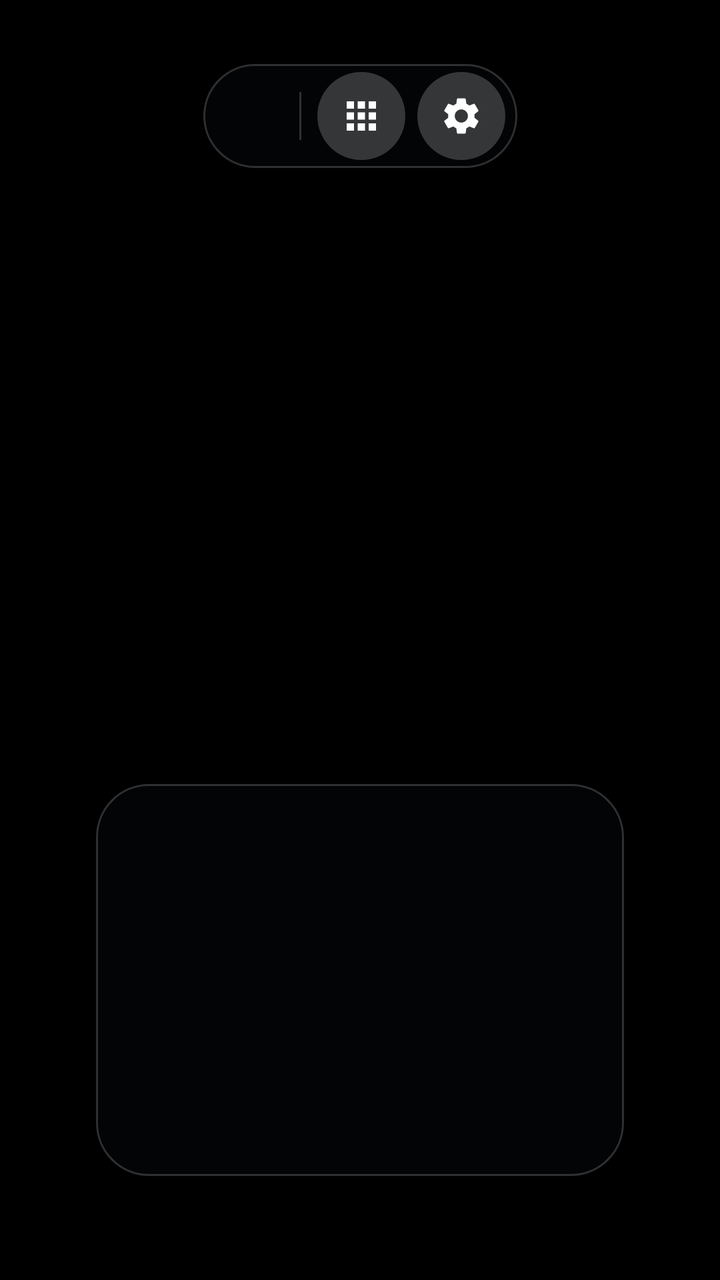
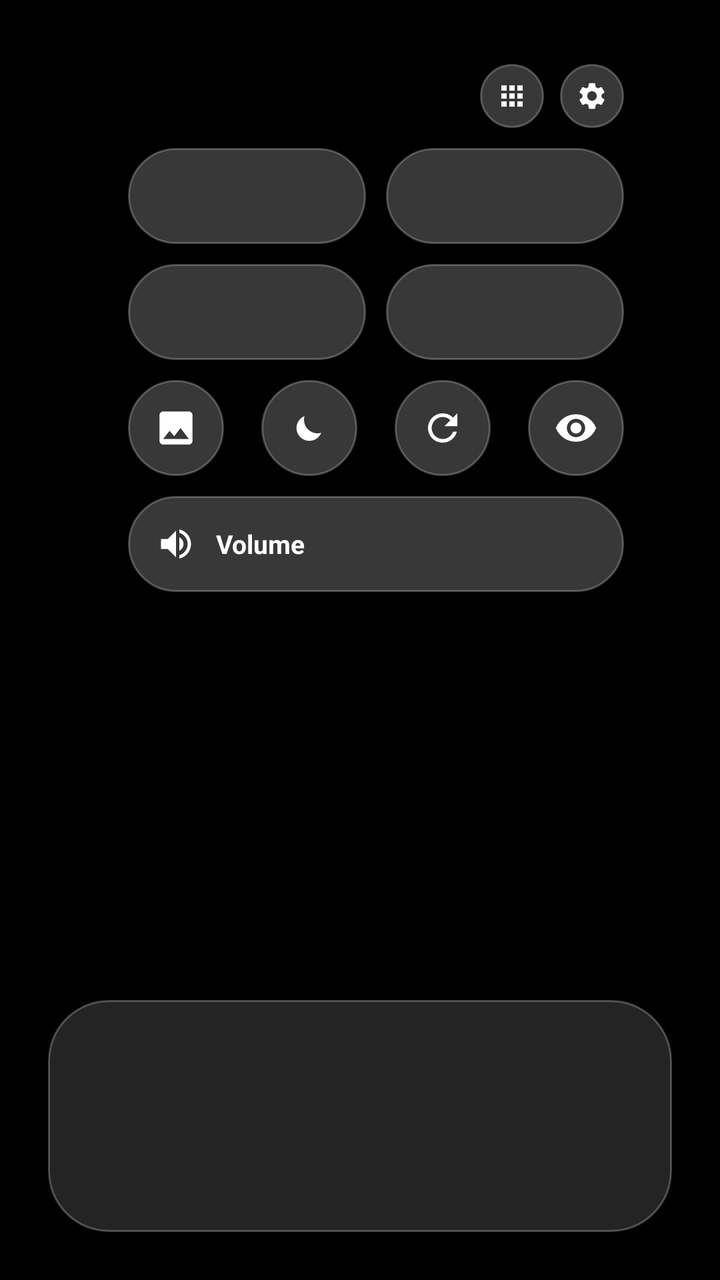

The first picture is an Android layout as it rendered before a commit; the second is the same layout after the commit. The layout source and the unified diff follow.
<!-- AndroidManifest.xml: activity theme Theme.TvLuncher.Home -->
<!-- res/layout/activity_home.xml -->
<?xml version="1.0" encoding="utf-8"?>
<androidx.constraintlayout.widget.ConstraintLayout
    xmlns:android="http://schemas.android.com/apk/res/android"
    xmlns:app="http://schemas.android.com/apk/res-auto"
    android:id="@+id/root"
    android:layout_width="match_parent"
    android:layout_height="match_parent"
    android:background="@color/black"
    android:clipChildren="false">

    <ImageView
        android:id="@+id/wallpaper"
        android:layout_width="0dp"
        android:layout_height="0dp"
        android:scaleType="centerCrop"
        android:importantForAccessibility="no"
        app:layout_constraintTop_toTopOf="parent"
        app:layout_constraintBottom_toBottomOf="parent"
        app:layout_constraintStart_toStartOf="parent"
        app:layout_constraintEnd_toEndOf="parent" />

    <View
        android:id="@+id/scrim"
        android:layout_width="0dp"
        android:layout_height="360dp"
        android:background="@drawable/scrim_bottom"
        app:layout_constraintBottom_toBottomOf="parent"
        app:layout_constraintStart_toStartOf="parent"
        app:layout_constraintEnd_toEndOf="parent" />

    <LinearLayout
        android:id="@+id/statusPill"
        android:layout_width="wrap_content"
        android:layout_height="@dimen/pill_height"
        android:orientation="horizontal"
        android:gravity="center_vertical"
        android:background="@drawable/bg_pill"
        android:paddingStart="20dp"
        android:paddingEnd="6dp"
        android:layout_marginTop="@dimen/screen_margin_vertical"
        app:layout_constraintTop_toTopOf="parent"
        app:layout_constraintStart_toStartOf="parent"
        app:layout_constraintEnd_toEndOf="parent">

        <TextView
            android:id="@+id/clock"
            android:layout_width="wrap_content"
            android:layout_height="wrap_content"
            android:textColor="@color/text_primary"
            android:textSize="@dimen/text_clock"
            android:textStyle="bold"
            android:includeFontPadding="false" />

        <TextView
            android:id="@+id/date"
            android:layout_width="wrap_content"
            android:layout_height="wrap_content"
            android:layout_marginStart="12dp"
            android:textColor="@color/text_secondary"
            android:textSize="@dimen/text_pill"
            android:includeFontPadding="false" />

        <ImageView
            android:id="@+id/weatherIcon"
            android:layout_width="22dp"
            android:layout_height="22dp"
            android:layout_marginStart="14dp"
            android:contentDescription="@string/cd_weather"
            android:visibility="gone" />

        <TextView
            android:id="@+id/weatherTemp"
            android:layout_width="wrap_content"
            android:layout_height="wrap_content"
            android:layout_marginStart="6dp"
            android:textColor="@color/text_primary"
            android:textSize="@dimen/text_pill"
            android:includeFontPadding="false"
            android:visibility="gone" />

        <View
            android:layout_width="1dp"
            android:layout_height="24dp"
            android:layout_marginStart="16dp"
            android:background="@color/surface_stroke" />

        <ImageButton
            android:id="@+id/btnAllApps"
            android:layout_width="@dimen/pill_button"
            android:layout_height="@dimen/pill_button"
            android:layout_marginStart="8dp"
            android:background="@drawable/bg_circle_button"
            android:src="@drawable/ic_apps"
            android:scaleType="centerInside"
            android:padding="11dp"
            android:contentDescription="@string/all_apps"
            android:focusable="true" />

        <ImageButton
            android:id="@+id/btnSettings"
            android:layout_width="@dimen/pill_button"
            android:layout_height="@dimen/pill_button"
            android:layout_marginStart="6dp"
            android:background="@drawable/bg_circle_button"
            android:src="@drawable/ic_settings"
            android:scaleType="centerInside"
            android:padding="11dp"
            android:contentDescription="@string/settings"
            android:focusable="true" />
    </LinearLayout>

    <FrameLayout
        android:id="@+id/rowContainer"
        android:layout_width="0dp"
        android:layout_height="196dp"
        android:background="@drawable/bg_row_glass"
        android:clipChildren="false"
        android:layout_marginStart="@dimen/screen_margin_horizontal"
        android:layout_marginEnd="@dimen/screen_margin_horizontal"
        android:layout_marginBottom="52dp"
        app:layout_constraintBottom_toBottomOf="parent"
        app:layout_constraintStart_toStartOf="parent"
        app:layout_constraintEnd_toEndOf="parent">

        <androidx.recyclerview.widget.RecyclerView
            android:id="@+id/favouritesRow"
            android:layout_width="match_parent"
            android:layout_height="match_parent"
            android:clipChildren="false"
            android:clipToPadding="false"
            android:paddingStart="26dp"
            android:paddingEnd="26dp"
            android:paddingTop="@dimen/row_vertical_padding"
            android:paddingBottom="@dimen/row_vertical_padding"
            android:focusable="false"
            android:descendantFocusability="afterDescendants"
            android:scrollbars="none" />

        <LinearLayout
            android:id="@+id/emptyState"
            android:layout_width="match_parent"
            android:layout_height="match_parent"
            android:orientation="vertical"
            android:gravity="center"
            android:paddingStart="40dp"
            android:paddingEnd="40dp"
            android:visibility="gone">

            <TextView
                android:layout_width="wrap_content"
                android:layout_height="wrap_content"
                android:text="@string/home_empty_title"
                android:textColor="@color/text_primary"
                android:textSize="18sp"
                android:textStyle="bold" />

            <TextView
                android:layout_width="wrap_content"
                android:layout_height="wrap_content"
                android:layout_marginTop="6dp"
                android:text="@string/home_empty_body"
                android:textColor="@color/text_secondary"
                android:textSize="@dimen/text_body"
                android:gravity="center" />
        </LinearLayout>
    </FrameLayout>
</androidx.constraintlayout.widget.ConstraintLayout>
<!-- resources referenced by this layout -->
<resources>
  <color name="surface_stroke">#2EFFFFFF</color>
  <dimen name="pill_button">44dp</dimen>
  <dimen name="pill_height">52dp</dimen>
  <dimen name="text_clock">21sp</dimen>
  <dimen name="text_pill">15sp</dimen>
  <!-- drawable bg_circle_button (drawable) -->
  <?xml version="1.0" encoding="utf-8"?>
  <selector xmlns:android="http://schemas.android.com/apk/res/android">
      <item android:state_focused="true">
          <shape android:shape="oval">
              <solid android:color="@color/white" />
          </shape>
      </item>
      <item>
          <shape android:shape="oval">
              <solid android:color="#33FFFFFF" />
          </shape>
      </item>
  </selector>
  <!-- drawable bg_pill (drawable) -->
  <?xml version="1.0" encoding="utf-8"?>
  <shape xmlns:android="http://schemas.android.com/apk/res/android" android:shape="rectangle">
      <corners android:radius="@dimen/pill_radius" />
      <solid android:color="@color/surface_glass" />
      <stroke android:width="1dp" android:color="@color/surface_stroke" />
  </shape>
  <!-- drawable bg_row_glass (drawable) -->
  <?xml version="1.0" encoding="utf-8"?>
  <shape xmlns:android="http://schemas.android.com/apk/res/android" android:shape="rectangle">
      <corners android:radius="26dp" />
      <solid android:color="@color/surface_glass" />
      <stroke android:width="1dp" android:color="@color/surface_stroke" />
  </shape>
  <dimen name="pill_radius">26dp</dimen>
  <color name="surface_glass">#4D0B0F14</color>
  <!-- unchanged entries left out for length: 17 -->
</resources>

<!-- the commit's change to res/layout/activity_home.xml (unified diff, before → after) -->
@@ -20,104 +20,350 @@
         app:layout_constraintEnd_toEndOf="parent" />
 
     <View
+        android:id="@+id/scrimTop"
+        android:layout_width="0dp"
+        android:layout_height="220dp"
+        android:background="@drawable/scrim_top"
+        app:layout_constraintTop_toTopOf="parent"
+        app:layout_constraintStart_toStartOf="parent"
+        app:layout_constraintEnd_toEndOf="parent" />
+
+    <View
         android:id="@+id/scrim"
         android:layout_width="0dp"
-        android:layout_height="360dp"
+        android:layout_height="260dp"
         android:background="@drawable/scrim_bottom"
         app:layout_constraintBottom_toBottomOf="parent"
         app:layout_constraintStart_toStartOf="parent"
         app:layout_constraintEnd_toEndOf="parent" />
 
+    
     <LinearLayout
-        android:id="@+id/statusPill"
+        android:id="@+id/clockBlock"
         android:layout_width="wrap_content"
-        android:layout_height="@dimen/pill_height"
-        android:orientation="horizontal"
-        android:gravity="center_vertical"
-        android:background="@drawable/bg_pill"
-        android:paddingStart="20dp"
-        android:paddingEnd="6dp"
+        android:layout_height="wrap_content"
+        android:orientation="vertical"
+        android:layout_marginStart="@dimen/screen_margin_horizontal"
         android:layout_marginTop="@dimen/screen_margin_vertical"
         app:layout_constraintTop_toTopOf="parent"
-        app:layout_constraintStart_toStartOf="parent"
-        app:layout_constraintEnd_toEndOf="parent">
+        app:layout_constraintStart_toStartOf="parent">
 
         <TextView
             android:id="@+id/clock"
             android:layout_width="wrap_content"
             android:layout_height="wrap_content"
+            android:includeFontPadding="false"
             android:textColor="@color/text_primary"
-            android:textSize="@dimen/text_clock"
+            android:textSize="@dimen/text_clock_large"
             android:textStyle="bold"
-            android:includeFontPadding="false" />
+            android:shadowColor="#73000000"
+            android:shadowRadius="12" />
 
         <TextView
             android:id="@+id/date"
             android:layout_width="wrap_content"
             android:layout_height="wrap_content"
-            android:layout_marginStart="12dp"
+            android:layout_marginTop="8dp"
+            android:includeFontPadding="false"
+            android:textColor="@color/text_primary"
+            android:textSize="@dimen/text_clock_sub"
+            android:shadowColor="#73000000"
+            android:shadowRadius="8" />
+
+        <LinearLayout
+            android:id="@+id/weatherRow"
+            android:layout_width="wrap_content"
+            android:layout_height="wrap_content"
+            android:layout_marginTop="8dp"
+            android:orientation="horizontal"
+            android:gravity="center_vertical">
+
+            <ImageView
+                android:id="@+id/weatherIcon"
+                android:layout_width="18dp"
+                android:layout_height="18dp"
+                android:contentDescription="@string/cd_weather"
+                android:visibility="gone" />
+
+            <TextView
+                android:id="@+id/weatherTemp"
+                android:layout_width="wrap_content"
+                android:layout_height="wrap_content"
+                android:layout_marginStart="8dp"
+                android:includeFontPadding="false"
+                android:textColor="@color/text_primary"
+                android:textSize="@dimen/text_clock_sub"
+                android:shadowColor="#73000000"
+                android:shadowRadius="8"
+                android:visibility="gone" />
+        </LinearLayout>
+    </LinearLayout>
+
+    
+    <LinearLayout
+        android:id="@+id/quickPanel"
+        android:layout_width="@dimen/panel_width"
+        android:layout_height="wrap_content"
+        android:orientation="vertical"
+        android:layout_marginEnd="@dimen/screen_margin_horizontal"
+        android:layout_marginTop="@dimen/screen_margin_vertical"
+        app:layout_constraintTop_toTopOf="parent"
+        app:layout_constraintEnd_toEndOf="parent">
+
+        <LinearLayout
+            android:layout_width="match_parent"
+            android:layout_height="wrap_content"
+            android:orientation="horizontal"
+            android:gravity="end">
+
+            <ImageButton
+                android:id="@+id/btnAllApps"
+                android:layout_width="@dimen/control_small"
+                android:layout_height="@dimen/control_small"
+                android:background="@drawable/bg_glass_control"
+                android:src="@drawable/ic_apps"
+                android:scaleType="centerInside"
+                android:padding="8dp"
+                android:contentDescription="@string/all_apps"
+                app:tint="@color/glass_content" />
+
+            <ImageButton
+                android:id="@+id/btnSettings"
+                android:layout_width="@dimen/control_small"
+                android:layout_height="@dimen/control_small"
+                android:layout_marginStart="8dp"
+                android:background="@drawable/bg_glass_control"
+                android:src="@drawable/ic_settings"
+                android:scaleType="centerInside"
+                android:padding="8dp"
+                android:contentDescription="@string/settings"
+                app:tint="@color/glass_content" />
+        </LinearLayout>
+
+        <LinearLayout
+            android:layout_width="match_parent"
+            android:layout_height="wrap_content"
+            android:layout_marginTop="@dimen/control_gap"
+            android:orientation="horizontal">
+
+            <include
+                android:id="@+id/pillStyle"
+                layout="@layout/view_quick_pill" />
+
+            <Space
+                android:layout_width="@dimen/control_gap"
+                android:layout_height="0dp" />
+
+            <include
+                android:id="@+id/pillClock"
+                layout="@layout/view_quick_pill" />
+        </LinearLayout>
+
+        <LinearLayout
+            android:layout_width="match_parent"
+            android:layout_height="wrap_content"
+            android:layout_marginTop="@dimen/control_gap"
+            android:orientation="horizontal">
+
+            <include
+                android:id="@+id/pillWeather"
+                layout="@layout/view_quick_pill" />
+
+            <Space
+                android:layout_width="@dimen/control_gap"
+                android:layout_height="0dp" />
+
+            <include
+                android:id="@+id/pillLabels"
+                layout="@layout/view_quick_pill" />
+        </LinearLayout>
+
+        <LinearLayout
+            android:layout_width="match_parent"
+            android:layout_height="wrap_content"
+            android:layout_marginTop="@dimen/control_gap"
+            android:orientation="horizontal">
+
+            <ImageButton
+                android:id="@+id/btnNextArt"
+                android:layout_width="@dimen/control_height"
+                android:layout_height="@dimen/control_height"
+                android:background="@drawable/bg_glass_control"
+                android:src="@drawable/ic_image"
+                android:scaleType="centerInside"
+                android:padding="13dp"
+                android:contentDescription="@string/home_next_artwork"
+                app:tint="@color/glass_content" />
+
+            <Space
+                android:layout_width="0dp"
+                android:layout_height="0dp"
+                android:layout_weight="1" />
+
+            <ImageButton
+                android:id="@+id/btnScreensaver"
+                android:layout_width="@dimen/control_height"
+                android:layout_height="@dimen/control_height"
+                android:background="@drawable/bg_glass_control"
+                android:src="@drawable/ic_weather_moon"
+                android:scaleType="centerInside"
+                android:padding="13dp"
+                android:contentDescription="@string/home_screensaver_now"
+                app:tint="@color/glass_content" />
+
+            <Space
+                android:layout_width="0dp"
+                android:layout_height="0dp"
+                android:layout_weight="1" />
+
+            <ImageButton
+                android:id="@+id/btnRefresh"
+                android:layout_width="@dimen/control_height"
+                android:layout_height="@dimen/control_height"
+                android:background="@drawable/bg_glass_control"
+                android:src="@drawable/ic_refresh"
+                android:scaleType="centerInside"
+                android:padding="13dp"
+                android:contentDescription="@string/home_refresh"
+                app:tint="@color/glass_content" />
+
+            <Space
+                android:layout_width="0dp"
+                android:layout_height="0dp"
+                android:layout_weight="1" />
+
+            <ImageButton
+                android:id="@+id/btnHideUi"
+                android:layout_width="@dimen/control_height"
+                android:layout_height="@dimen/control_height"
+                android:background="@drawable/bg_glass_control"
+                android:src="@drawable/ic_eye"
+                android:scaleType="centerInside"
+                android:padding="13dp"
+                android:contentDescription="@string/home_hide_ui"
+                app:tint="@color/glass_content" />
+        </LinearLayout>
+
+        
+        <FrameLayout
+            android:id="@+id/volumePill"
+            android:layout_width="match_parent"
+            android:layout_height="@dimen/control_height"
+            android:layout_marginTop="@dimen/control_gap"
+            android:background="@drawable/bg_glass_control"
+            android:focusable="true"
+            android:clickable="true"
+            android:contentDescription="@string/home_volume">
+
+            <View
+                android:id="@+id/volumeFill"
+                android:layout_width="match_parent"
+                android:layout_height="match_parent"
+                android:background="@drawable/bg_volume_fill"
+                android:duplicateParentState="true" />
+
+            <LinearLayout
+                android:layout_width="match_parent"
+                android:layout_height="match_parent"
+                android:orientation="horizontal"
+                android:gravity="center_vertical"
+                android:paddingStart="14dp"
+                android:paddingEnd="16dp"
+                android:duplicateParentState="true">
+
+                <ImageView
+                    android:layout_width="20dp"
+                    android:layout_height="20dp"
+                    android:src="@drawable/ic_volume"
+                    android:duplicateParentState="true"
+                    android:importantForAccessibility="no"
+                    app:tint="@color/glass_content" />
+
+                <TextView
+                    android:layout_width="0dp"
+                    android:layout_height="wrap_content"
+                    android:layout_weight="1"
+                    android:layout_marginStart="10dp"
+                    android:duplicateParentState="true"
+                    android:text="@string/home_volume"
+                    android:textColor="@color/glass_content"
+                    android:textSize="13sp"
+                    android:textStyle="bold" />
+
+                <TextView
+                    android:id="@+id/volumeValue"
+                    android:layout_width="wrap_content"
+                    android:layout_height="wrap_content"
+                    android:duplicateParentState="true"
+                    android:textColor="@color/glass_content"
+                    android:textSize="13sp"
+                    android:textStyle="bold" />
+            </LinearLayout>
+        </FrameLayout>
+
+        <TextView
+            android:id="@+id/deviceName"
+            android:layout_width="match_parent"
+            android:layout_height="wrap_content"
+            android:layout_marginTop="8dp"
+            android:gravity="center"
+            android:textColor="@color/text_primary"
+            android:textSize="12sp"
+            android:shadowColor="#99000000"
+            android:shadowRadius="6" />
+    </LinearLayout>
+
+    
+    <LinearLayout
+        android:id="@+id/artCredit"
+        android:layout_width="wrap_content"
+        android:layout_height="wrap_content"
+        android:orientation="vertical"
+        android:gravity="end"
+        android:layout_marginEnd="@dimen/screen_margin_horizontal"
+        android:layout_marginBottom="12dp"
+        android:visibility="gone"
+        app:layout_constraintEnd_toEndOf="parent"
+        app:layout_constraintBottom_toTopOf="@+id/rowContainer"
+        app:layout_goneMarginBottom="@dimen/screen_margin_vertical">
+
+        <TextView
+            android:id="@+id/artArtist"
+            android:layout_width="wrap_content"
+            android:layout_height="wrap_content"
+            android:maxWidth="420dp"
+            android:maxLines="1"
+            android:ellipsize="end"
             android:textColor="@color/text_secondary"
-            android:textSize="@dimen/text_pill"
-            android:includeFontPadding="false" />
-
-        <ImageView
-            android:id="@+id/weatherIcon"
-            android:layout_width="22dp"
-            android:layout_height="22dp"
-            android:layout_marginStart="14dp"
-            android:contentDescription="@string/cd_weather"
-            android:visibility="gone" />
-
-        <TextView
-            android:id="@+id/weatherTemp"
+            android:textSize="11sp"
+            android:shadowColor="#99000000"
+            android:shadowRadius="6" />
+
+        <TextView
+            android:id="@+id/artTitle"
             android:layout_width="wrap_content"
             android:layout_height="wrap_content"
-            android:layout_marginStart="6dp"
+            android:layout_marginTop="2dp"
+            android:maxWidth="420dp"
+            android:maxLines="1"
+            android:ellipsize="end"
             android:textColor="@color/text_primary"
-            android:textSize="@dimen/text_pill"
-            android:includeFontPadding="false"
-            android:visibility="gone" />
-
-        <View
-            android:layout_width="1dp"
-            android:layout_height="24dp"
-            android:layout_marginStart="16dp"
-            android:background="@color/surface_stroke" />
-
-        <ImageButton
-            android:id="@+id/btnAllApps"
-            android:layout_width="@dimen/pill_button"
-            android:layout_height="@dimen/pill_button"
-            android:layout_marginStart="8dp"
-            android:background="@drawable/bg_circle_button"
-            android:src="@drawable/ic_apps"
-            android:scaleType="centerInside"
-            android:padding="11dp"
-            android:contentDescription="@string/all_apps"
-            android:focusable="true" />
-
-        <ImageButton
-            android:id="@+id/btnSettings"
-            android:layout_width="@dimen/pill_button"
-            android:layout_height="@dimen/pill_button"
-            android:layout_marginStart="6dp"
-            android:background="@drawable/bg_circle_button"
-            android:src="@drawable/ic_settings"
-            android:scaleType="centerInside"
-            android:padding="11dp"
-            android:contentDescription="@string/settings"
-            android:focusable="true" />
+            android:textSize="14sp"
+            android:shadowColor="#99000000"
+            android:shadowRadius="6" />
     </LinearLayout>
 
+    
     <FrameLayout
         android:id="@+id/rowContainer"
         android:layout_width="0dp"
-        android:layout_height="196dp"
-        android:background="@drawable/bg_row_glass"
+        android:layout_height="wrap_content"
+        android:minHeight="116dp"
+        android:background="@drawable/bg_dock"
         android:clipChildren="false"
-        android:layout_marginStart="@dimen/screen_margin_horizontal"
-        android:layout_marginEnd="@dimen/screen_margin_horizontal"
-        android:layout_marginBottom="52dp"
+        android:layout_marginStart="24dp"
+        android:layout_marginEnd="24dp"
+        android:layout_marginBottom="24dp"
         app:layout_constraintBottom_toBottomOf="parent"
         app:layout_constraintStart_toStartOf="parent"
         app:layout_constraintEnd_toEndOf="parent">
@@ -125,11 +371,12 @@
         <androidx.recyclerview.widget.RecyclerView
             android:id="@+id/favouritesRow"
             android:layout_width="match_parent"
-            android:layout_height="match_parent"
+            android:layout_height="wrap_content"
+            android:layout_gravity="center_vertical"
             android:clipChildren="false"
             android:clipToPadding="false"
-            android:paddingStart="26dp"
-            android:paddingEnd="26dp"
+            android:paddingStart="15dp"
+            android:paddingEnd="15dp"
             android:paddingTop="@dimen/row_vertical_padding"
             android:paddingBottom="@dimen/row_vertical_padding"
             android:focusable="false"
@@ -164,4 +411,75 @@
                 android:gravity="center" />
         </LinearLayout>
     </FrameLayout>
+
+    <TextView
+        android:id="@+id/hiddenHint"
+        android:layout_width="wrap_content"
+        android:layout_height="wrap_content"
+        android:layout_marginStart="@dimen/screen_margin_horizontal"
+        android:layout_marginBottom="@dimen/screen_margin_vertical"
+        android:text="@string/home_hidden_hint"
+        android:textColor="@color/text_secondary"
+        android:textSize="12sp"
+        android:shadowColor="#99000000"
+        android:shadowRadius="6"
+        android:visibility="gone"
+        app:layout_constraintStart_toStartOf="parent"
+        app:layout_constraintBottom_toBottomOf="parent" />
 </androidx.constraintlayout.widget.ConstraintLayout>
+<!-- res/layout/view_quick_pill.xml (included above) -->
+<?xml version="1.0" encoding="utf-8"?>
+<LinearLayout xmlns:android="http://schemas.android.com/apk/res/android"
+    xmlns:app="http://schemas.android.com/apk/res-auto"
+    android:layout_width="0dp"
+    android:layout_height="@dimen/control_height"
+    android:layout_weight="1"
+    android:orientation="horizontal"
+    android:gravity="center_vertical"
+    android:paddingStart="14dp"
+    android:paddingEnd="10dp"
+    android:background="@drawable/bg_glass_control"
+    android:focusable="true"
+    android:clickable="true">
+
+    <ImageView
+        android:id="@+id/icon"
+        android:layout_width="20dp"
+        android:layout_height="20dp"
+        android:duplicateParentState="true"
+        android:importantForAccessibility="no"
+        app:tint="@color/glass_content" />
+
+    <LinearLayout
+        android:layout_width="0dp"
+        android:layout_height="wrap_content"
+        android:layout_weight="1"
+        android:layout_marginStart="10dp"
+        android:orientation="vertical"
+        android:duplicateParentState="true">
+
+        <TextView
+            android:id="@+id/title"
+            android:layout_width="match_parent"
+            android:layout_height="wrap_content"
+            android:duplicateParentState="true"
+            android:includeFontPadding="false"
+            android:maxLines="1"
+            android:ellipsize="end"
+            android:textColor="@color/glass_content"
+            android:textSize="13sp"
+            android:textStyle="bold" />
+
+        <TextView
+            android:id="@+id/value"
+            android:layout_width="match_parent"
+            android:layout_height="wrap_content"
+            android:layout_marginTop="2dp"
+            android:duplicateParentState="true"
+            android:includeFontPadding="false"
+            android:maxLines="1"
+            android:ellipsize="end"
+            android:textColor="@color/glass_content_secondary"
+            android:textSize="11sp" />
+    </LinearLayout>
+</LinearLayout>
<!-- resource entries referenced after the edit -->
@@ -1,40 +1,98 @@
 <!-- resources referenced by this layout -->
 <resources>
-  <color name="surface_stroke">#2EFFFFFF</color>
-  <dimen name="pill_button">44dp</dimen>
-  <dimen name="pill_height">52dp</dimen>
-  <dimen name="text_clock">21sp</dimen>
-  <dimen name="text_pill">15sp</dimen>
-  <!-- drawable bg_circle_button (drawable) -->
+  <dimen name="control_gap">10dp</dimen>
+  <dimen name="control_height">48dp</dimen>
+  <dimen name="control_small">32dp</dimen>
+  <dimen name="panel_width">248dp</dimen>
+  <dimen name="text_clock_large">56sp</dimen>
+  <dimen name="text_clock_sub">17sp</dimen>
+  <!-- drawable bg_dock (drawable) -->
+  <?xml version="1.0" encoding="utf-8"?>
+  <shape xmlns:android="http://schemas.android.com/apk/res/android" android:shape="rectangle">
+      <corners android:radius="30dp" />
+      <solid android:color="@color/glass_fill_dock" />
+      <stroke android:width="1dp" android:color="@color/glass_stroke" />
+  </shape>
+  <!-- drawable bg_glass_control (drawable) -->
   <?xml version="1.0" encoding="utf-8"?>
   <selector xmlns:android="http://schemas.android.com/apk/res/android">
       <item android:state_focused="true">
-          <shape android:shape="oval">
+          <shape android:shape="rectangle">
+              <corners android:radius="100dp" />
               <solid android:color="@color/white" />
           </shape>
       </item>
       <item>
-          <shape android:shape="oval">
-              <solid android:color="#33FFFFFF" />
+          <shape android:shape="rectangle">
+              <corners android:radius="100dp" />
+              <solid android:color="@color/glass_fill" />
+              <stroke android:width="1dp" android:color="@color/glass_stroke" />
           </shape>
       </item>
   </selector>
-  <!-- drawable bg_pill (drawable) -->
+  <!-- drawable bg_volume_fill (drawable) -->
+  <?xml version="1.0" encoding="utf-8"?>
+  <clip xmlns:android="http://schemas.android.com/apk/res/android"
+      android:clipOrientation="horizontal"
+      android:gravity="start">
+      <shape android:shape="rectangle">
+          <corners android:radius="100dp" />
+          <solid android:color="#33FFFFFF" />
+      </shape>
+  </clip>
+  <!-- drawable ic_eye (drawable) -->
+  <?xml version="1.0" encoding="utf-8"?>
+  <vector xmlns:android="http://schemas.android.com/apk/res/android"
+      android:width="24dp" android:height="24dp"
+      android:viewportWidth="24" android:viewportHeight="24">
+      <path android:fillColor="#FFFFFFFF" android:pathData="M12,4.5C7,4.5 2.73,7.61 1,12c1.73,4.39 6,7.5 11,7.5s9.27,-3.11 11,-7.5c-1.73,-4.39 -6,-7.5 -11,-7.5zM12,17c-2.76,0 -5,-2.24 -5,-5s2.24,-5 5,-5 5,2.24 5,5 -2.24,5 -5,5zM12,9c-1.66,0 -3,1.34 -3,3s1.34,3 3,3 3,-1.34 3,-3 -1.34,-3 -3,-3z" />
+  </vector>
+  <!-- drawable ic_image (drawable) -->
+  <?xml version="1.0" encoding="utf-8"?>
+  <vector xmlns:android="http://schemas.android.com/apk/res/android"
+      android:width="24dp" android:height="24dp"
+      android:viewportWidth="24" android:viewportHeight="24">
+      <path android:fillColor="#FFFFFFFF" android:pathData="M21,19V5c0,-1.1 -0.9,-2 -2,-2H5c-1.1,0 -2,0.9 -2,2v14c0,1.1 0.9,2 2,2h14c1.1,0 2,-0.9 2,-2zM8.5,13.5l2.5,3.01L14.5,12l4.5,6H5l3.5,-4.5z" />
+  </vector>
+  <!-- drawable ic_refresh (drawable) -->
+  <?xml version="1.0" encoding="utf-8"?>
+  <vector xmlns:android="http://schemas.android.com/apk/res/android"
+      android:width="24dp" android:height="24dp"
+      android:viewportWidth="24" android:viewportHeight="24">
+      <path android:fillColor="#FFFFFFFF" android:pathData="M17.65,6.35C16.2,4.9 14.21,4 12,4c-4.42,0 -7.99,3.58 -7.99,8s3.57,8 7.99,8c3.73,0 6.84,-2.55 7.73,-6h-2.08c-0.82,2.33 -3.04,4 -5.65,4 -3.31,0 -6,-2.69 -6,-6s2.69,-6 6,-6c1.66,0 3.14,0.69 4.22,1.78L13,11h7V4l-2.35,2.35z" />
+  </vector>
+  <!-- drawable ic_volume (drawable) -->
+  <?xml version="1.0" encoding="utf-8"?>
+  <vector xmlns:android="http://schemas.android.com/apk/res/android"
+      android:width="24dp" android:height="24dp"
+      android:viewportWidth="24" android:viewportHeight="24">
+      <path android:fillColor="#FFFFFFFF" android:pathData="M3,9v6h4l5,5V4L7,9H3zM16.5,12c0,-1.77 -1.02,-3.29 -2.5,-4.03v8.05c1.48,-0.73 2.5,-2.25 2.5,-4.02zM14,3.23v2.06c2.89,0.86 5,3.54 5,6.71s-2.11,5.85 -5,6.71v2.06c4.01,-0.91 7,-4.49 7,-8.77s-2.99,-7.86 -7,-8.77z" />
+  </vector>
+  <!-- drawable ic_weather_moon (drawable) -->
+  <?xml version="1.0" encoding="utf-8"?>
+  <vector xmlns:android="http://schemas.android.com/apk/res/android"
+      android:width="24dp" android:height="24dp"
+      android:viewportWidth="24" android:viewportHeight="24">
+      <path android:fillColor="#FFFFFFFF" android:pathData="M9.4,5.5C9.2,6.1 9.1,6.8 9.1,7.5c0,4.1 3.3,7.4 7.4,7.4c0.7,0 1.4,-0.1 2,-0.3C17.5,17.2 15,19 12,19c-3.9,0 -7,-3.1 -7,-7C5,9.1 6.8,6.5 9.4,5.5z" />
+  </vector>
+  <!-- drawable scrim_top (drawable) -->
   <?xml version="1.0" encoding="utf-8"?>
   <shape xmlns:android="http://schemas.android.com/apk/res/android" android:shape="rectangle">
-      <corners android:radius="@dimen/pill_radius" />
-      <solid android:color="@color/surface_glass" />
-      <stroke android:width="1dp" android:color="@color/surface_stroke" />
+      <gradient
+          android:type="linear"
+          android:angle="270"
+          android:startColor="#66000000"
+          android:endColor="#00000000" />
   </shape>
-  <!-- drawable bg_row_glass (drawable) -->
-  <?xml version="1.0" encoding="utf-8"?>
-  <shape xmlns:android="http://schemas.android.com/apk/res/android" android:shape="rectangle">
-      <corners android:radius="26dp" />
-      <solid android:color="@color/surface_glass" />
-      <stroke android:width="1dp" android:color="@color/surface_stroke" />
-  </shape>
-  <dimen name="pill_radius">26dp</dimen>
-  <color name="surface_glass">#4D0B0F14</color>
+  <string name="home_hidden_hint">Appuyez sur une touche pour revenir</string>
+  <string name="home_hide_ui">Afficher seulement l\'œuvre</string>
+  <string name="home_next_artwork">Œuvre suivante</string>
+  <string name="home_refresh">Actualiser</string>
+  <string name="home_screensaver_now">Lancer l\'écran de veille</string>
+  <string name="home_volume">Volume</string>
+  <color name="glass_fill_dock">#24FFFFFF</color>
+  <color name="glass_stroke">#40FFFFFF</color>
+  <color name="glass_fill">#38FFFFFF</color>
   <!-- unchanged entries left out for length: 17 -->
 </resources>
 
